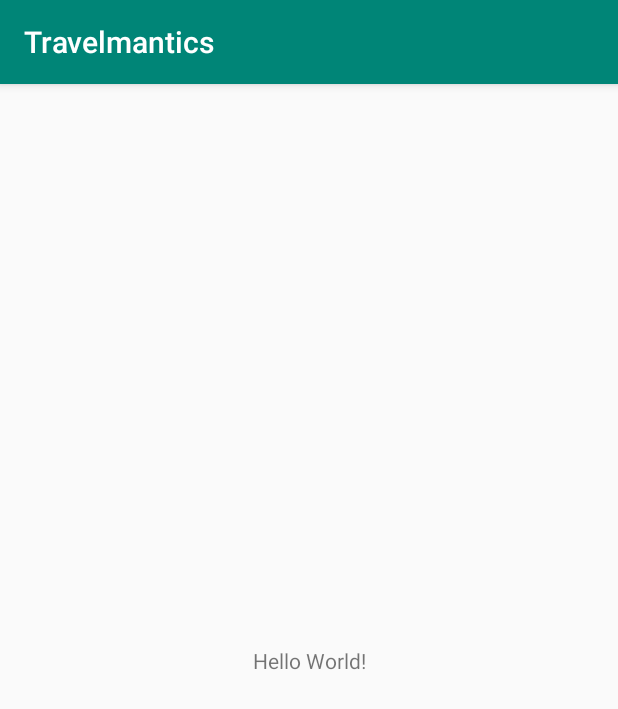
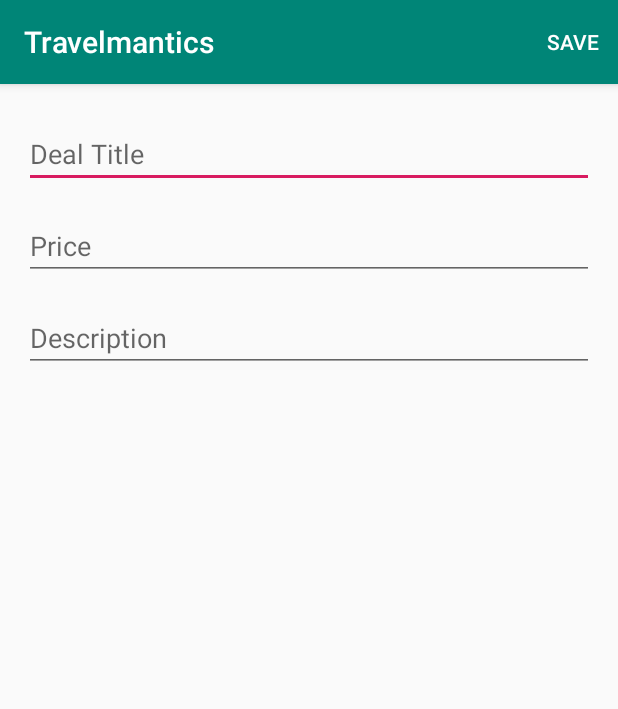
Before and after one commit to l3njo/Travelmantics, an Android app: the screen it shows after launch (MainActivity before the commit, InsertActivity after it), on a phone screen of 412 x 824 dp. Shown: the top 709 px of the screen. Run offline under Robolectric (Android 15) with nearby library versions, the phone set to English and light mode, and no system bars; our stand-ins replace Firebase (no records; nobody signed in at launch, a user with empty details on screens opened directly).

```diff
--- a/app/build.gradle
+++ b/app/build.gradle
@@ -23,7 +23,10 @@ dependencies {
     implementation fileTree(dir: 'libs', include: ['*.jar'])
     implementation 'androidx.appcompat:appcompat:1.0.2'
     implementation 'androidx.constraintlayout:constraintlayout:1.1.3'
+    implementation 'com.google.firebase:firebase-database:18.0.1'
     testImplementation 'junit:junit:4.12'
     androidTestImplementation 'androidx.test:runner:1.2.0'
     androidTestImplementation 'androidx.test.espresso:espresso-core:3.2.0'
 }
+
+apply plugin: 'com.google.gms.google-services'
--- a/app/src/main/AndroidManifest.xml
+++ b/app/src/main/AndroidManifest.xml
@@ -9,7 +9,7 @@
         android:roundIcon="@mipmap/ic_launcher_round"
         android:supportsRtl="true"
         android:theme="@style/AppTheme">
-        <activity android:name=".MainActivity">
+        <activity android:name=".InsertActivity">
             <intent-filter>
                 <action android:name="android.intent.action.MAIN" />
 
--- /dev/null
+++ b/app/src/main/java/com/example/travelmantics/InsertActivity.java
@@ -0,0 +1,67 @@
+package com.example.travelmantics;
+
+import androidx.annotation.NonNull;
+import androidx.appcompat.app.AppCompatActivity;
+
+import android.os.Bundle;
+import android.view.Menu;
+import android.view.MenuInflater;
+import android.view.MenuItem;
+import android.widget.EditText;
+import android.widget.Toast;
+
+import com.google.firebase.database.DatabaseReference;
+import com.google.firebase.database.FirebaseDatabase;
+
+public class InsertActivity extends AppCompatActivity {
+    private FirebaseDatabase mFirebaseDatabase;
+    private DatabaseReference mDatabaseReference;
+    EditText txtTitle;
+    EditText txtDescription;
+    EditText txtPrice;
+    @Override
+    protected void onCreate(Bundle savedInstanceState) {
+        super.onCreate(savedInstanceState);
+        setContentView(R.layout.activity_insert);
+        mFirebaseDatabase = FirebaseDatabase.getInstance();
+        mDatabaseReference = mFirebaseDatabase.getReference().child("traveldeals");
+        txtTitle = findViewById(R.id.txtTitle);
+        txtDescription = findViewById(R.id.txtDescription);
+        txtPrice = findViewById(R.id.txtPrice);
+    }
+
+    @Override
+    public boolean onOptionsItemSelected(@NonNull MenuItem item) {
+        switch (item.getItemId()){
+            case R.id.save_menu:
+                saveDeal();
+                Toast.makeText(this, "Deal saved", Toast.LENGTH_LONG).show();
+                clean();
+                return true;
+            default:
+                return super.onOptionsItemSelected(item);
+        }
+    }
+
+    @Override
+    public boolean onCreateOptionsMenu(Menu menu) {
+        MenuInflater inflater = getMenuInflater();
+        inflater.inflate(R.menu.save_menu, menu);
+        return true;
+    }
+
+    private void saveDeal() {
+        String title = txtTitle.getText().toString();
+        String description = txtDescription.getText().toString();
+        String price = txtPrice.getText().toString();
+        TravelDeal deal = new TravelDeal(title, description, price, "");
+        mDatabaseReference.push().setValue(deal);
+
+    }
+    private void clean() {
+        txtTitle.setText("");
+        txtDescription.setText("");
+        txtPrice.setText("");
+        txtTitle.requestFocus();
+    }
+}
--- a/app/src/main/java/com/example/travelmantics/MainActivity.java
+++ /dev/null
@@ -1,14 +0,0 @@
-package com.example.travelmantics;
-
-import androidx.appcompat.app.AppCompatActivity;
-
-import android.os.Bundle;
-
-public class MainActivity extends AppCompatActivity {
-
-    @Override
-    protected void onCreate(Bundle savedInstanceState) {
-        super.onCreate(savedInstanceState);
-        setContentView(R.layout.activity_main);
-    }
-}
--- /dev/null
+++ b/app/src/main/res/layout/activity_insert.xml
@@ -0,0 +1,51 @@
+<?xml version="1.0" encoding="utf-8"?>
+<androidx.constraintlayout.widget.ConstraintLayout xmlns:android="http://schemas.android.com/apk/res/android"
+    xmlns:app="http://schemas.android.com/apk/res-auto"
+    xmlns:tools="http://schemas.android.com/tools"
+    android:layout_width="match_parent"
+    android:layout_height="match_parent"
+    tools:context=".InsertActivity">
+
+    <EditText
+        android:id="@+id/txtTitle"
+        android:layout_width="match_parent"
+        android:layout_height="wrap_content"
+        android:layout_marginStart="@dimen/text_margin_standard"
+        android:layout_marginLeft="@dimen/text_margin_standard"
+        android:layout_marginEnd="@dimen/text_margin_standard"
+        android:layout_marginRight="@dimen/text_margin_standard"
+        android:layout_marginTop="@dimen/text_margin_large"
+        android:hint="@string/title_hint"
+        app:layout_constraintEnd_toEndOf="parent"
+        app:layout_constraintStart_toStartOf="parent"
+        app:layout_constraintTop_toTopOf="parent" />
+
+    <EditText
+        android:id="@+id/txtPrice"
+        android:layout_width="match_parent"
+        android:layout_height="wrap_content"
+        android:layout_marginStart="@dimen/text_margin_standard"
+        android:layout_marginLeft="@dimen/text_margin_standard"
+        android:layout_marginEnd="@dimen/text_margin_standard"
+        android:layout_marginRight="@dimen/text_margin_standard"
+        android:layout_marginTop="@dimen/text_margin_standard"
+        android:inputType="numberDecimal"
+        android:hint="@string/price_hint"
+        app:layout_constraintEnd_toEndOf="parent"
+        app:layout_constraintStart_toStartOf="parent"
+        app:layout_constraintTop_toBottomOf="@+id/txtTitle" />
+
+    <EditText
+        android:id="@+id/txtDescription"
+        android:layout_width="match_parent"
+        android:layout_height="wrap_content"
+        android:layout_marginStart="@dimen/text_margin_standard"
+        android:layout_marginLeft="@dimen/text_margin_standard"
+        android:layout_marginEnd="@dimen/text_margin_standard"
+        android:layout_marginRight="@dimen/text_margin_standard"
+        android:layout_marginTop="@dimen/text_margin_standard"
+        android:hint="@string/description_hint"
+        app:layout_constraintEnd_toEndOf="parent"
+        app:layout_constraintStart_toStartOf="parent"
+        app:layout_constraintTop_toBottomOf="@+id/txtPrice" />
+</androidx.constraintlayout.widget.ConstraintLayout>
--- a/app/src/main/res/layout/activity_main.xml
+++ /dev/null
@@ -1,18 +0,0 @@
-<?xml version="1.0" encoding="utf-8"?>
-<androidx.constraintlayout.widget.ConstraintLayout xmlns:android="http://schemas.android.com/apk/res/android"
-    xmlns:app="http://schemas.android.com/apk/res-auto"
-    xmlns:tools="http://schemas.android.com/tools"
-    android:layout_width="match_parent"
-    android:layout_height="match_parent"
-    tools:context=".MainActivity">
-
-    <TextView
-        android:layout_width="wrap_content"
-        android:layout_height="wrap_content"
-        android:text="Hello World!"
-        app:layout_constraintBottom_toBottomOf="parent"
-        app:layout_constraintLeft_toLeftOf="parent"
-        app:layout_constraintRight_toRightOf="parent"
-        app:layout_constraintTop_toTopOf="parent" />
-
-</androidx.constraintlayout.widget.ConstraintLayout>
--- /dev/null
+++ b/app/src/main/res/menu/save_menu.xml
@@ -0,0 +1,7 @@
+<?xml version="1.0" encoding="utf-8"?>
+<menu xmlns:android="http://schemas.android.com/apk/res/android"
+    xmlns:app="http://schemas.android.com/apk/res-auto">
+    <item android:id="@+id/save_menu"
+        android:title="@string/save_menu"
+        app:showAsAction="always"/>
+</menu>
--- /dev/null
+++ b/app/src/main/res/values/dimens.xml
@@ -0,0 +1,5 @@
+<?xml version="1.0" encoding="utf-8"?>
+<resources>
+    <dimen name="text_margin_standard">16dp</dimen>
+    <dimen name="text_margin_large">24dp</dimen>
+</resources>
--- a/app/src/main/res/values/strings.xml
+++ b/app/src/main/res/values/strings.xml
@@ -1,3 +1,7 @@
 <resources>
     <string name="app_name">Travelmantics</string>
+    <string name="title_hint">Deal Title</string>
+    <string name="price_hint">Price</string>
+    <string name="description_hint">Description</string>
+    <string name="save_menu">save</string>
 </resources>
--- a/build.gradle
+++ b/build.gradle
@@ -8,7 +8,7 @@ buildscript {
     }
     dependencies {
         classpath 'com.android.tools.build:gradle:3.4.1'
-
+        classpath 'com.google.gms:google-services:4.3.0'
         // NOTE: Do not place your application dependencies here; they belong
         // in the individual module build.gradle files
     }
```
Also changed, not shown: app/src/main/java/com/example/travelmantics/TravelDeal.java (added, +58 -0 lines), 1 other file.
